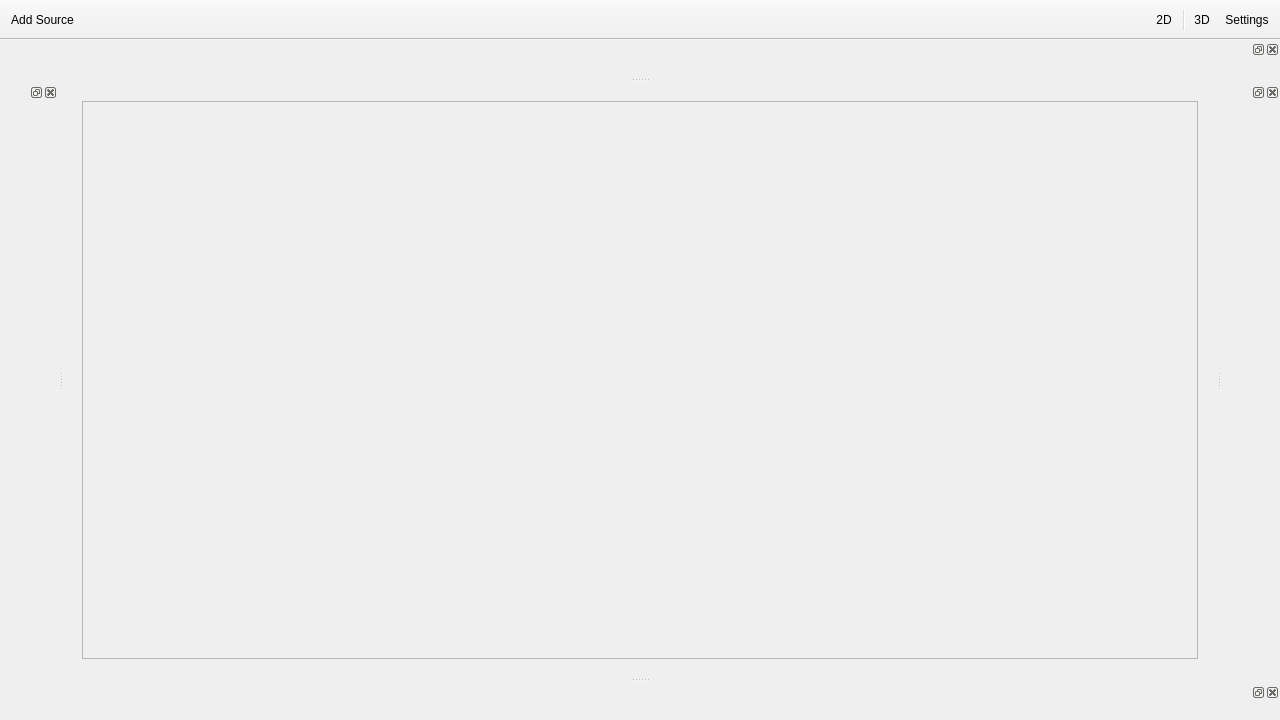
The window that applications/viewer/radiumViewer6/MainWindow.ui (T-PLAY/hub) describes before a commit, drawn with Qt 5.
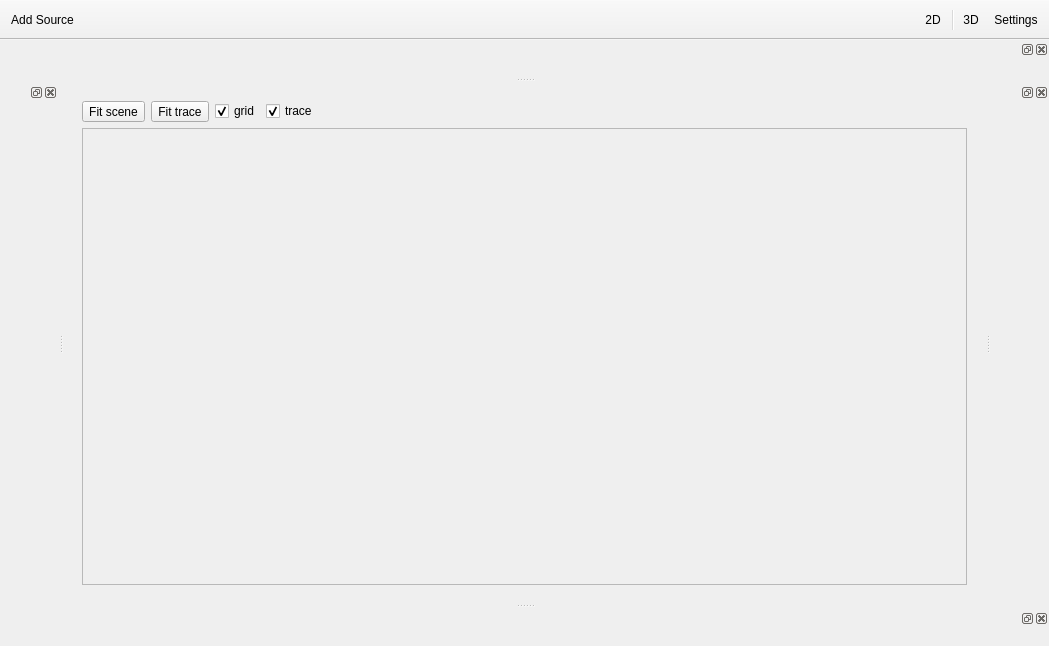
The same window after the commit. Custom widgets are drawn as their Qt base class.

Commit message: added features such as automatic camera centring and activation of elements in the 3D scene

The edit to the form file:
```diff
--- a/applications/viewer/radiumViewer6/MainWindow.ui
+++ b/applications/viewer/radiumViewer6/MainWindow.ui
@@ -9,8 +9,8 @@
    <rect>
     <x>0</x>
     <y>0</y>
-    <width>1280</width>
-    <height>720</height>
+    <width>1049</width>
+    <height>646</height>
    </rect>
   </property>
   <property name="windowTitle">
@@ -56,10 +56,61 @@
        <layout class="QHBoxLayout" name="horizontalLayout">
         <item>
          <layout class="QVBoxLayout" name="layout3dView">
+          <item>
+           <layout class="QHBoxLayout" name="horizontalLayout_6">
+            <item>
+             <widget class="QToolButton" name="toolButton_fitScene">
+              <property name="text">
+               <string>Fit scene</string>
+              </property>
+             </widget>
+            </item>
+            <item>
+             <widget class="QToolButton" name="toolButton_fitTrace">
+              <property name="text">
+               <string>Fit trace</string>
+              </property>
+             </widget>
+            </item>
+            <item>
+             <widget class="QCheckBox" name="checkBox_grid">
+              <property name="text">
+               <string>grid</string>
+              </property>
+              <property name="checked">
+               <bool>true</bool>
+              </property>
+             </widget>
+            </item>
+            <item>
+             <widget class="QCheckBox" name="checkBox_trace">
+              <property name="text">
+               <string>trace</string>
+              </property>
+              <property name="checked">
+               <bool>true</bool>
+              </property>
+             </widget>
+            </item>
+            <item>
+             <spacer name="horizontalSpacer">
+              <property name="orientation">
+               <enum>Qt::Horizontal</enum>
+              </property>
+              <property name="sizeHint" stdset="0">
+               <size>
+                <width>40</width>
+                <height>20</height>
+               </size>
+              </property>
+             </spacer>
+            </item>
+           </layout>
+          </item>
           <item>
            <widget class="QFrame" name="frame">
             <property name="sizePolicy">
-             <sizepolicy hsizetype="Preferred" vsizetype="Preferred">
+             <sizepolicy hsizetype="Preferred" vsizetype="Expanding">
               <horstretch>0</horstretch>
               <verstretch>0</verstretch>
              </sizepolicy>
```
The commit also changes 5 other files.
